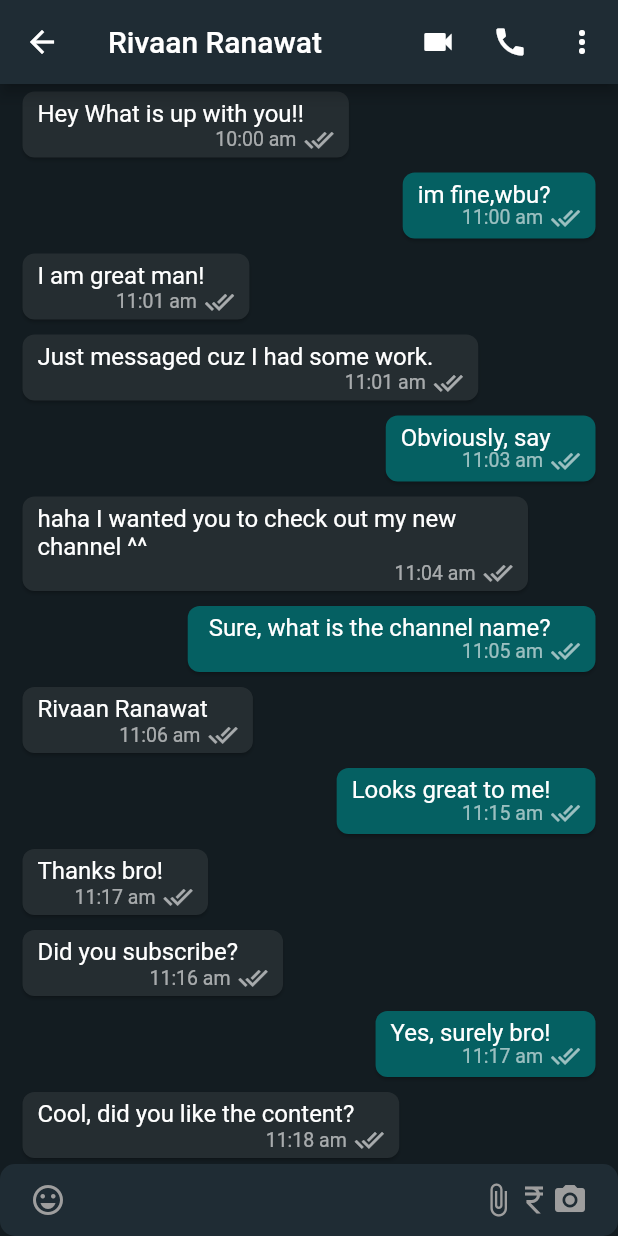
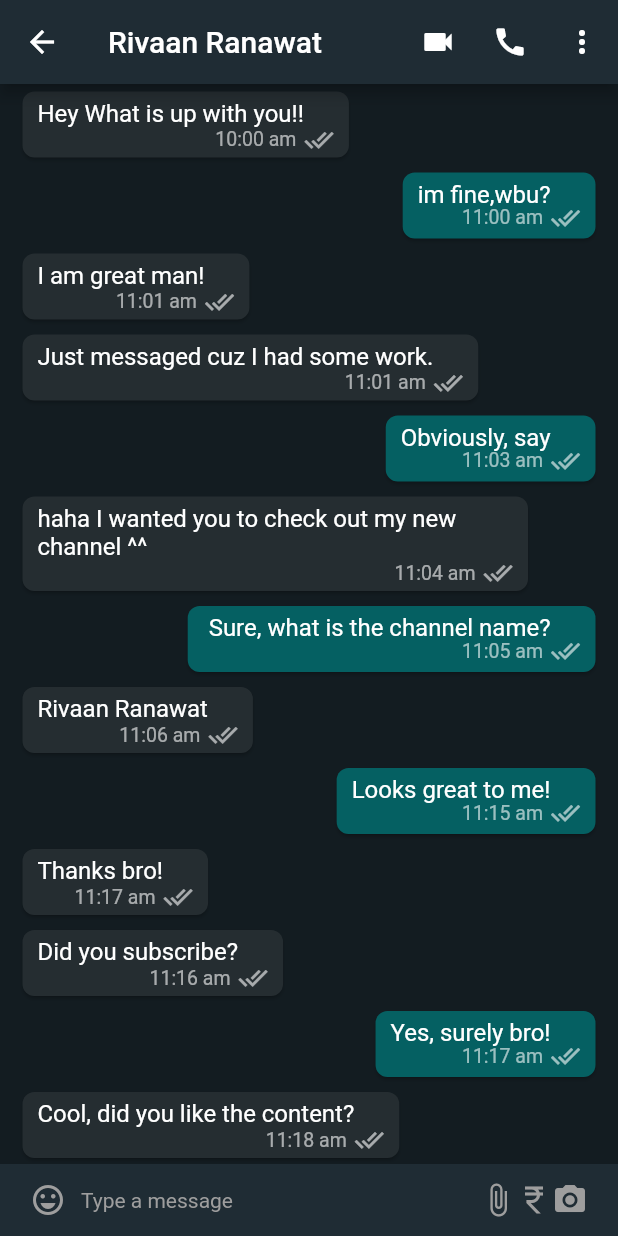
Before and after one commit to Arpitaagupta/Whatsapp-flutter-UI, a Flutter app: the MobileChatScreen screen opened directly, on a phone screen of 412 x 824 dp. Run offline on Flutter 3.47's test engine with Material 2 defaults, Android fonts, the phone set to English and light mode, and no system bars; our stand-ins replace matcher; network calls fail.

Commit message:
fixed some bugs

```diff
--- a/lib/screens/mobile_chat-screen.dart
+++ b/lib/screens/mobile_chat-screen.dart
@@ -40,27 +40,34 @@ class MobileChatScreen extends StatelessWidget {
         ],
       ),
       body: Column(
-        //chat list
         children: [
           const Expanded(
             child: ChatList(),
           ),
-          TextField(
-            decoration: InputDecoration(
-              filled: true,
-              fillColor: mobileChatBoxColor,
-              prefixIcon: const Padding(
-                padding: EdgeInsets.symmetric(horizontal: 20),
-                child: Icon(
+          Container(
+            color: mobileChatBoxColor,
+            child: Padding(
+              padding: const EdgeInsets.symmetric(horizontal: 20.0),
+              child: Row(
+                children: const [
+                  Icon(
                     Icons.emoji_emotions_outlined,
                     color: Colors.grey,
                   ),
+                  SizedBox(width: 10),
+                  Expanded(
+                    child: TextField(
+                      decoration: InputDecoration(
+                        hintText: 'Type a message',
+                        hintStyle: TextStyle(
+                          fontSize: 14,
+                          color: Colors.grey,
                         ),
-              suffixIcon: Padding(
-                padding: const EdgeInsets.symmetric(horizontal: 20),
-                child: Row(
-                  mainAxisAlignment: MainAxisAlignment.end,
-                  children: const [
+                        border: InputBorder.none,
+                        contentPadding: EdgeInsets.all(0),
+                      ),
+                    ),
+                  ),
                   Icon(
                     Icons.attach_file,
                     color: Colors.grey,
@@ -76,23 +83,8 @@ class MobileChatScreen extends StatelessWidget {
                 ],
               ),
             ),
-              hintStyle: const TextStyle(
-                fontSize: 14,
-                color: Colors.grey,
           ),
-              hintText: 'Type a message',
-              border: OutlineInputBorder(
-                borderRadius: BorderRadius.circular(10),
-                borderSide: const BorderSide(
-                  width: 0,
-                  style: BorderStyle.none,
-                ),
-              ),
-              contentPadding: const EdgeInsets.all(1),
-            ),
-          )
         ],
-        //text input for message
       ),
     );
   }
```
Lines whose indentation alone changed are shown as unchanged.
